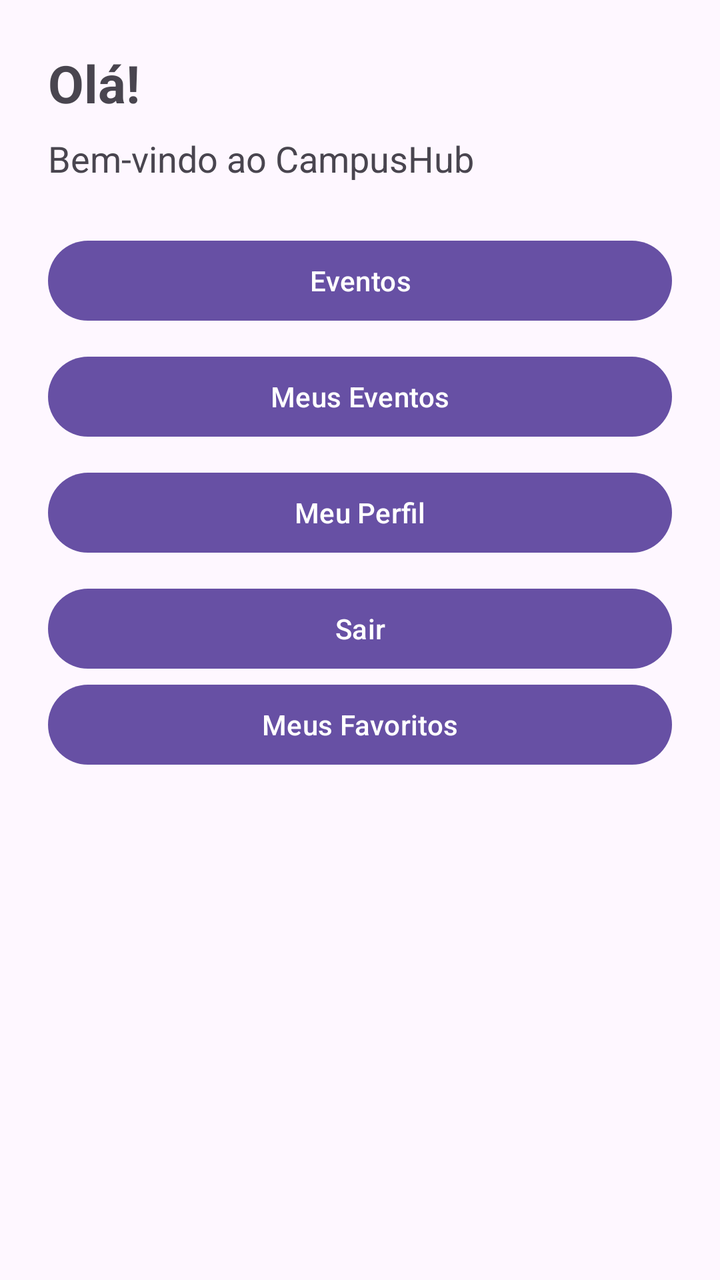
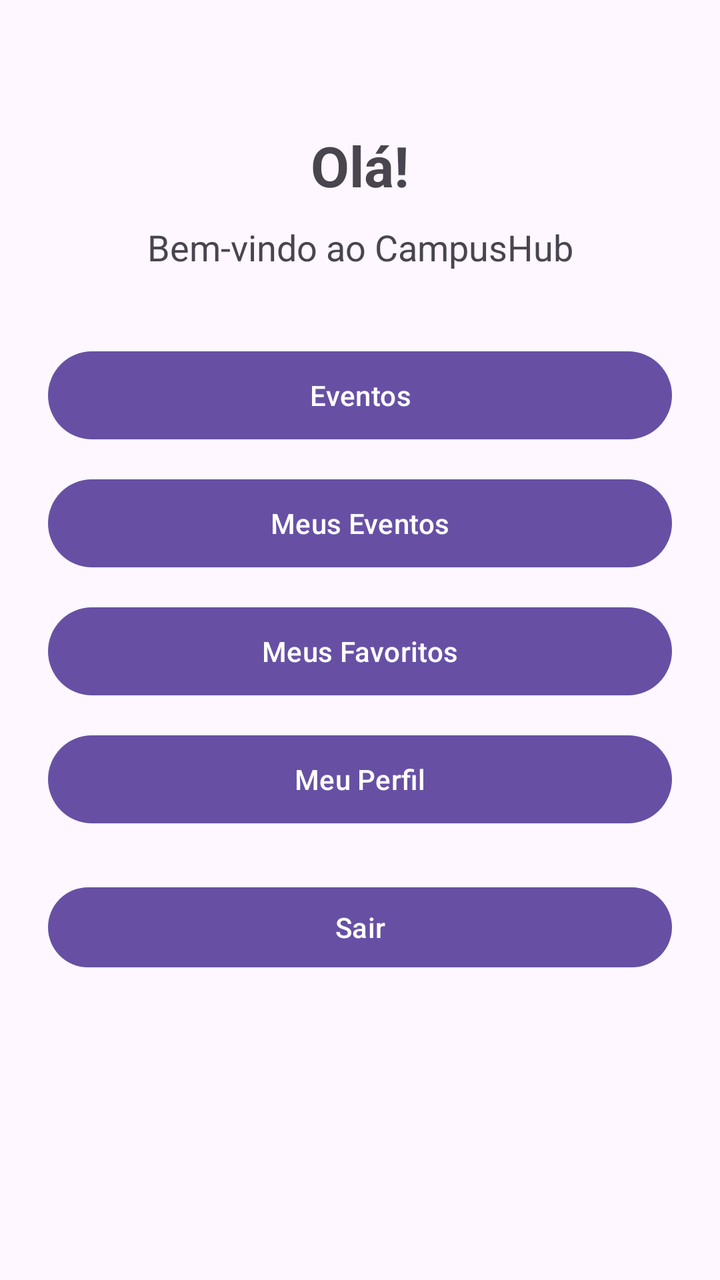

The first picture is an Android layout as it rendered before a commit; the second is the same layout after the commit. The layout source and the unified diff follow.
<!-- AndroidManifest.xml: application theme Theme.CampusHub -->
<!-- res/layout/activity_home.xml -->
<?xml version="1.0" encoding="utf-8"?>
<LinearLayout
    xmlns:android="http://schemas.android.com/apk/res/android"
    android:layout_width="match_parent"
    android:layout_height="match_parent"
    android:orientation="vertical"
    android:padding="24dp">

    <TextView
        android:id="@+id/txtSaudacao"
        android:layout_width="wrap_content"
        android:layout_height="wrap_content"
        android:text="Olá!"
        android:textSize="26sp"
        android:textStyle="bold"
        android:layout_marginBottom="8dp"/>

    <TextView
        android:layout_width="wrap_content"
        android:layout_height="wrap_content"
        android:text="Bem-vindo ao CampusHub"
        android:textSize="18sp"
        android:layout_marginBottom="25dp"/>

    <Button
        android:id="@+id/btnEventos"
        android:layout_width="match_parent"
        android:layout_height="wrap_content"
        android:text="Eventos"
        android:layout_marginBottom="10dp"/>

    <Button
        android:id="@+id/btnMeusEventos"
        android:layout_width="match_parent"
        android:layout_height="wrap_content"
        android:text="Meus Eventos"
        android:layout_marginBottom="10dp"/>

    <Button
        android:id="@+id/btnPerfil"
        android:layout_width="match_parent"
        android:layout_height="wrap_content"
        android:text="Meu Perfil"
        android:layout_marginBottom="10dp"/>

    <Button
        android:id="@+id/btnSair"
        android:layout_width="match_parent"
        android:layout_height="wrap_content"
        android:text="Sair"/>

    <Button
        android:id="@+id/btnMeusFavoritos"
        android:layout_width="match_parent"
        android:layout_height="wrap_content"
        android:layout_marginBottom="10dp"
        android:text="Meus Favoritos" />

</LinearLayout>
<!-- resources referenced by this layout -->
<resources>
  <style name="Theme.CampusHub" parent="Base.Theme.CampusHub" />
  <style name="Base.Theme.CampusHub" parent="Theme.Material3.DayNight.NoActionBar">
          
          
      </style>
</resources>

<!-- the commit's change to res/layout/activity_home.xml (unified diff, before → after) -->
@@ -1,59 +1,77 @@
 <?xml version="1.0" encoding="utf-8"?>
-<LinearLayout
+<ScrollView
     xmlns:android="http://schemas.android.com/apk/res/android"
     android:layout_width="match_parent"
     android:layout_height="match_parent"
-    android:orientation="vertical"
-    android:padding="24dp">
+    android:fillViewport="true">
 
-    <TextView
-        android:id="@+id/txtSaudacao"
-        android:layout_width="wrap_content"
-        android:layout_height="wrap_content"
-        android:text="Olá!"
-        android:textSize="26sp"
-        android:textStyle="bold"
-        android:layout_marginBottom="8dp"/>
+    <LinearLayout
+        android:layout_width="match_parent"
+        android:layout_height="match_parent"
+        android:orientation="vertical"
+        android:gravity="center_horizontal"
+        android:paddingStart="24dp"
+        android:paddingEnd="24dp"
+        android:paddingTop="64dp"
+        android:paddingBottom="24dp">
 
-    <TextView
-        android:layout_width="wrap_content"
-        android:layout_height="wrap_content"
-        android:text="Bem-vindo ao CampusHub"
-        android:textSize="18sp"
-        android:layout_marginBottom="25dp"/>
+        <TextView
+            android:id="@+id/txtSaudacao"
+            android:layout_width="match_parent"
+            android:layout_height="wrap_content"
+            android:text="Olá!"
+            android:textSize="28sp"
+            android:textStyle="bold"
+            android:gravity="center"
+            android:layout_marginBottom="10dp" />
 
-    <Button
-        android:id="@+id/btnEventos"
-        android:layout_width="match_parent"
-        android:layout_height="wrap_content"
-        android:text="Eventos"
-        android:layout_marginBottom="10dp"/>
+        <TextView
+            android:layout_width="match_parent"
+            android:layout_height="wrap_content"
+            android:text="Bem-vindo ao CampusHub"
+            android:textSize="18sp"
+            android:gravity="center"
+            android:layout_marginBottom="36dp" />
 
-    <Button
-        android:id="@+id/btnMeusEventos"
-        android:layout_width="match_parent"
-        android:layout_height="wrap_content"
-        android:text="Meus Eventos"
-        android:layout_marginBottom="10dp"/>
+        <Button
+            android:id="@+id/btnEventos"
+            android:layout_width="match_parent"
+            android:layout_height="wrap_content"
+            android:text="Eventos"
+            android:minHeight="52dp"
+            android:layout_marginBottom="12dp" />
 
-    <Button
-        android:id="@+id/btnPerfil"
-        android:layout_width="match_parent"
-        android:layout_height="wrap_content"
-        android:text="Meu Perfil"
-        android:layout_marginBottom="10dp"/>
+        <Button
+            android:id="@+id/btnMeusEventos"
+            android:layout_width="match_parent"
+            android:layout_height="wrap_content"
+            android:text="Meus Eventos"
+            android:minHeight="52dp"
+            android:layout_marginBottom="12dp" />
 
-    <Button
-        android:id="@+id/btnSair"
-        android:layout_width="match_parent"
-        android:layout_height="wrap_content"
-        android:text="Sair"/>
+        <Button
+            android:id="@+id/btnMeusFavoritos"
+            android:layout_width="match_parent"
+            android:layout_height="wrap_content"
+            android:text="Meus Favoritos"
+            android:minHeight="52dp"
+            android:layout_marginBottom="12dp" />
 
-    <Button
-        android:id="@+id/btnMeusFavoritos"
-        android:layout_width="match_parent"
-        android:layout_height="wrap_content"
-        android:layout_marginBottom="10dp"
-        android:text="Meus Favoritos" />
+        <Button
+            android:id="@+id/btnPerfil"
+            android:layout_width="match_parent"
+            android:layout_height="wrap_content"
+            android:text="Meu Perfil"
+            android:minHeight="52dp"
+            android:layout_marginBottom="24dp" />
 
-</LinearLayout>
+        <Button
+            android:id="@+id/btnSair"
+            android:layout_width="match_parent"
+            android:layout_height="wrap_content"
+            android:text="Sair"
+            android:minHeight="48dp" />
+
+    </LinearLayout>
+
+</ScrollView>
